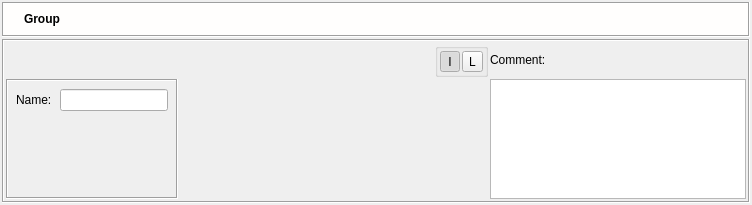
Before: the Qt Designer form src/gui/groupobjectdialog_q.ui in fwbuilder/fwbuilder, drawn with Qt 5.
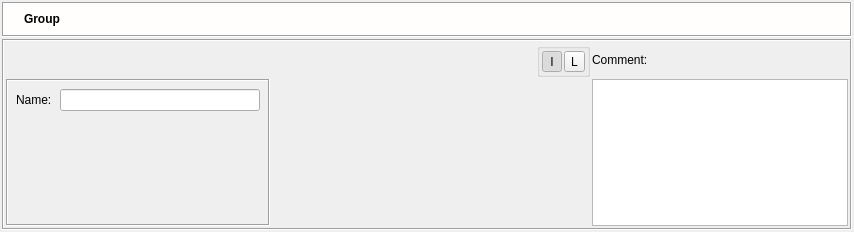
After: the same form once the commit is applied. Icons and pictures are not drawn.

The edit to the form file:
```diff
--- a/src/gui/groupobjectdialog_q.ui
+++ b/src/gui/groupobjectdialog_q.ui
@@ -8,8 +8,8 @@
    <rect>
     <x>0</x>
     <y>0</y>
-    <width>752</width>
-    <height>205</height>
+    <width>854</width>
+    <height>232</height>
    </rect>
   </property>
   <property name="sizePolicy" >
@@ -454,7 +454,7 @@
              </property>
              <property name="minimumSize" >
               <size>
-               <width>0</width>
+               <width>200</width>
                <height>0</height>
               </size>
              </property>
```
